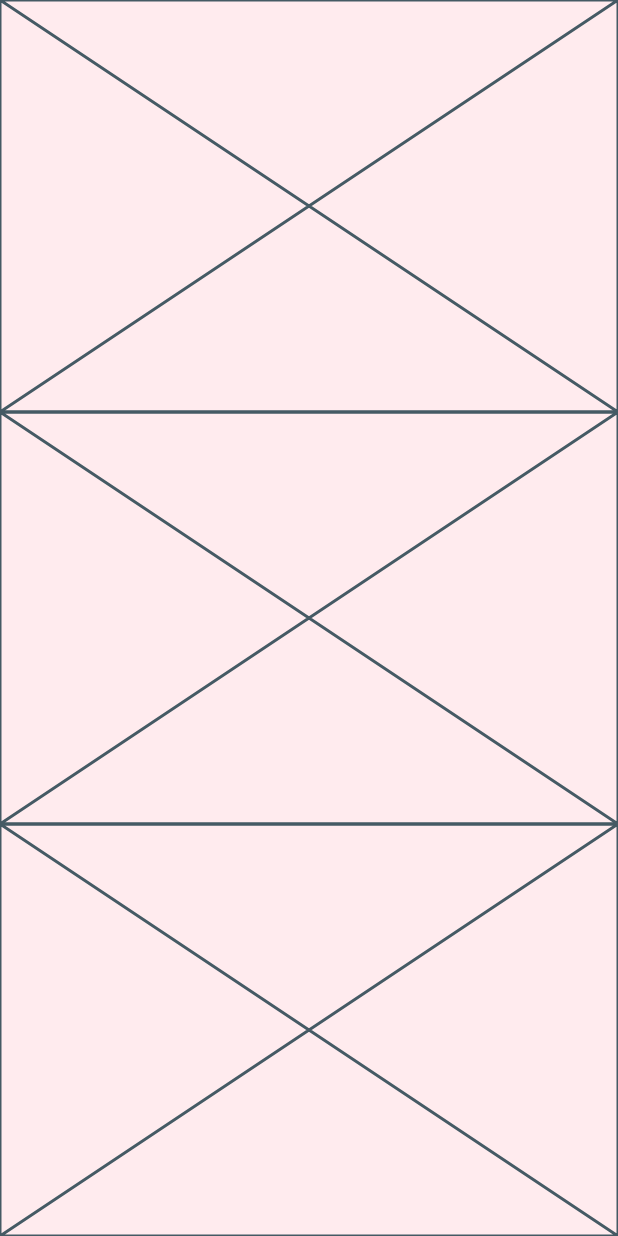
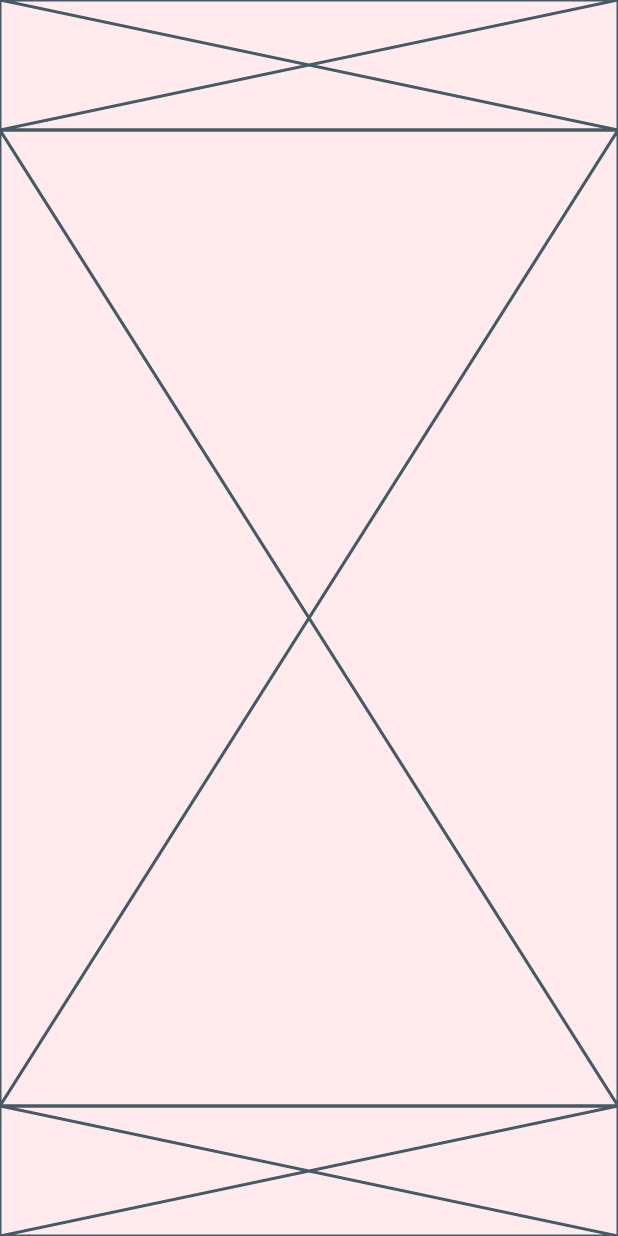
Before and after one commit to JAICHANGPARK/flutter_notebook_11th_story, a Flutter app: the screen it shows after launch, on a phone screen of 412 x 824 dp. Run offline on Flutter 3.47's test engine with Material 2 defaults, Android fonts, the phone set to English and light mode, and no system bars; our stand-ins replace backdrop, badges, flutter_inner_drawer, flutter_slidable, flutter_swiper, google_fonts.

Commit message:
Update bank_balance_page.dart

```diff
--- a/lib/ep749_bank_app/ui/bank_balance_page.dart
+++ b/lib/ep749_bank_app/ui/bank_balance_page.dart
@@ -14,9 +14,15 @@ class _BankBalancePageState extends State<BankBalancePage> {
 
         child: Column(
           children: [
-            Expanded(child: Placeholder()),
-            Expanded(child: Placeholder()),
-            Expanded(child: Placeholder()),
+            Expanded(
+                flex: 2,
+                child: Placeholder()),
+            Expanded(
+                flex: 15,
+                child: Placeholder()),
+            Expanded(
+                flex: 2,
+                child: Placeholder()),
           ],
         ),
       ),
```
